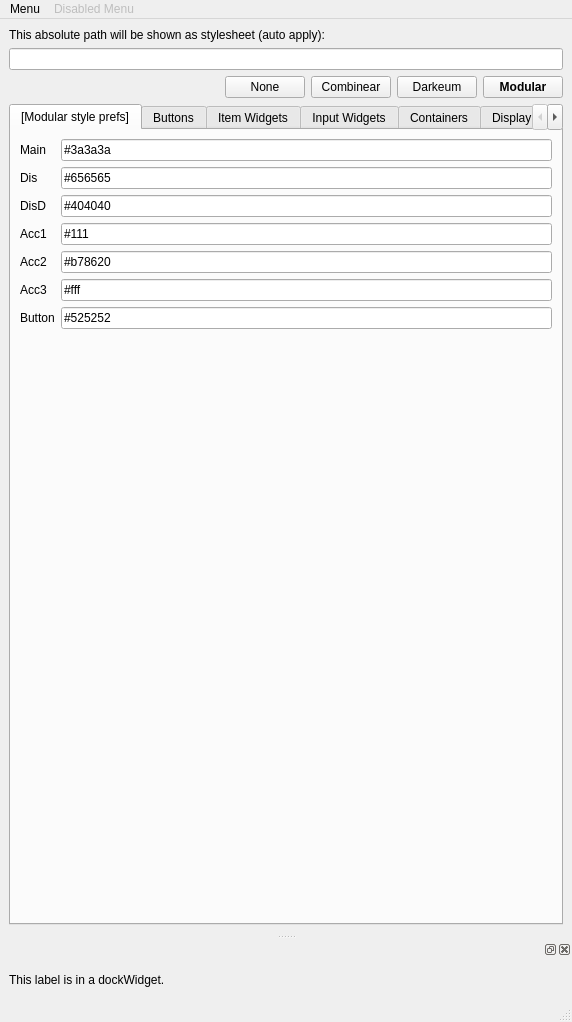
Before: the Qt Designer form OTModules/OTInternals/wstyletest.ui in pietr26/OMSI-Tools, drawn with Qt 5.
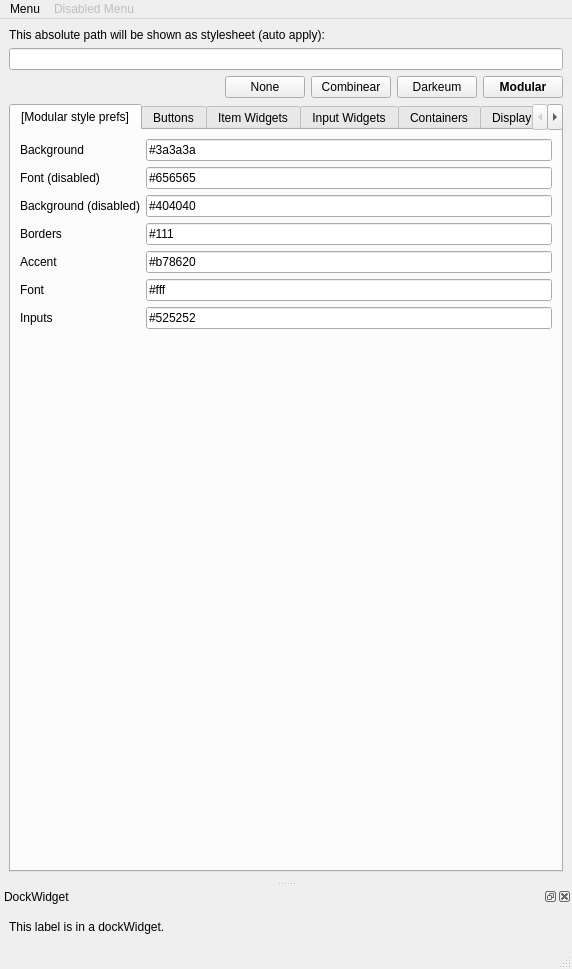
After: the same form once the commit is applied. The open tabs and pages were chosen to show the change. Icons and pictures are not drawn.

The edit to the form file:
```diff
--- a/OTModules/OTInternals/wstyletest.ui
+++ b/OTModules/OTInternals/wstyletest.ui
@@ -7,7 +7,7 @@
     <x>0</x>
     <y>0</y>
     <width>572</width>
-    <height>1022</height>
+    <height>969</height>
    </rect>
   </property>
   <property name="windowTitle">
@@ -97,13 +97,6 @@
          <layout class="QVBoxLayout" name="verticalLayout_9">
           <item>
            <layout class="QFormLayout" name="formLayout_2">
-            <item row="0" column="0">
-             <widget class="QLabel" name="lblMain">
-              <property name="text">
-               <string notr="true">Main</string>
-              </property>
-             </widget>
-            </item>
             <item row="0" column="1">
              <widget class="QLineEdit" name="ledMain">
               <property name="text">
@@ -114,7 +107,7 @@
             <item row="1" column="0">
              <widget class="QLabel" name="lblDis">
               <property name="text">
-               <string notr="true">Dis</string>
+               <string notr="true">Font (disabled)</string>
               </property>
              </widget>
             </item>
@@ -128,7 +121,7 @@
             <item row="2" column="0">
              <widget class="QLabel" name="lblDisD">
               <property name="text">
-               <string notr="true">DisD</string>
+               <string notr="true">Background (disabled)</string>
               </property>
              </widget>
             </item>
@@ -142,7 +135,7 @@
             <item row="3" column="0">
              <widget class="QLabel" name="lblAcc1">
               <property name="text">
-               <string notr="true">Acc1</string>
+               <string notr="true">Borders</string>
               </property>
              </widget>
             </item>
@@ -156,7 +149,7 @@
             <item row="4" column="0">
              <widget class="QLabel" name="lblAcc2">
               <property name="text">
-               <string notr="true">Acc2</string>
+               <string notr="true">Accent</string>
               </property>
              </widget>
             </item>
@@ -170,7 +163,7 @@
             <item row="5" column="0">
              <widget class="QLabel" name="lblAcc3">
               <property name="text">
-               <string notr="true">Acc3</string>
+               <string notr="true">Font</string>
               </property>
              </widget>
             </item>
@@ -184,7 +177,7 @@
             <item row="6" column="0">
              <widget class="QLabel" name="label_13">
               <property name="text">
-               <string notr="true">Button</string>
+               <string notr="true">Inputs</string>
               </property>
              </widget>
             </item>
@@ -195,6 +188,13 @@
               </property>
              </widget>
             </item>
+            <item row="0" column="0">
+             <widget class="QLabel" name="lblBackground">
+              <property name="text">
+               <string notr="true">Background</string>
+              </property>
+             </widget>
+            </item>
            </layout>
           </item>
           <item>
@@ -1731,6 +1731,12 @@
      <height>60</height>
     </size>
    </property>
+   <property name="features">
+    <set>QDockWidget::DockWidgetClosable|QDockWidget::DockWidgetFloatable|QDockWidget::DockWidgetMovable</set>
+   </property>
+   <property name="windowTitle">
+    <string>DockWidget</string>
+   </property>
    <attribute name="dockWidgetArea">
     <number>8</number>
    </attribute>
```
Left out of the diff: 40 changed lines with no effect on the pictures.
